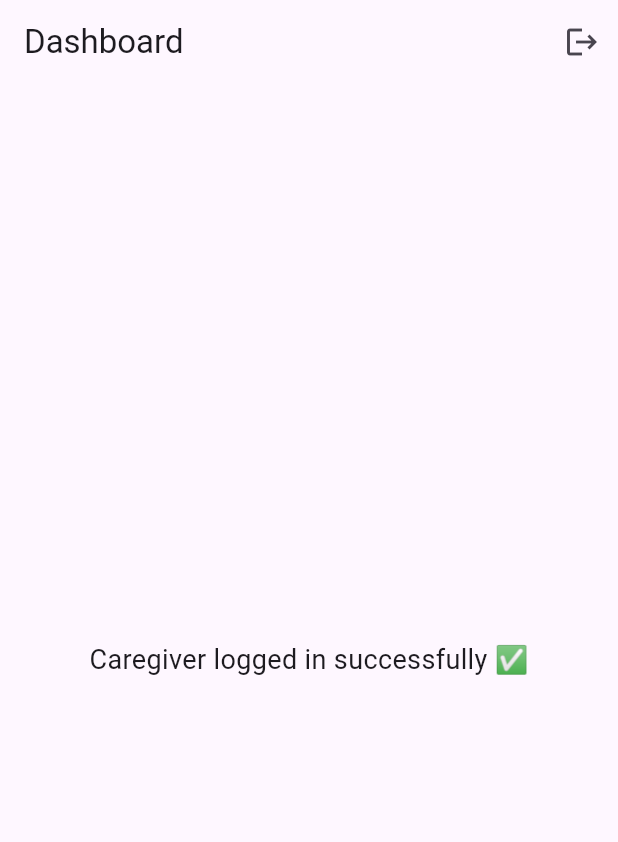
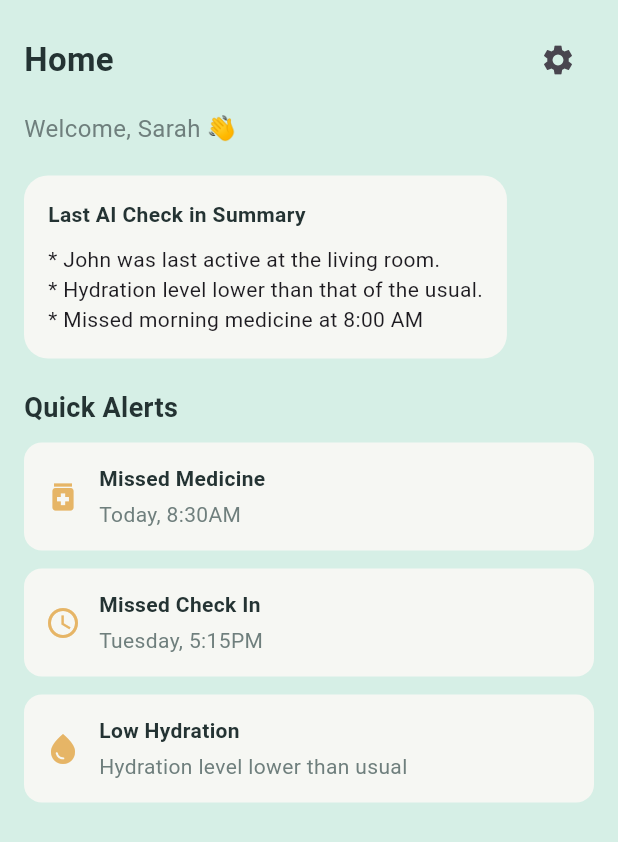
Before and after one commit to CGP-Group-31/Caregiver-mobile-app, a Flutter app: the DashboardScreen screen opened directly, on a phone screen of 412 x 824 dp. Shown: the top 842 px of the screen. Run offline on Flutter 3.47's test engine with Material 3 defaults, Android fonts, the phone set to English and light mode, and no system bars; our stand-ins replace device_info_plus, dio, flutter_secure_storage; accounts and stored records are empty.

Commit message:
Main Dashboard

```diff
--- a/lib/features/auth/login_screen.dart
+++ b/lib/features/auth/login_screen.dart
@@ -1,3 +1,4 @@
+import 'package:caregiver/features/dashboard/main_navigation_screen.dart';
 import 'package:flutter/material.dart';
 import '../../../core/session/session_manager.dart';
 import '../dashboard/dashboard_screen.dart';
@@ -54,7 +55,7 @@ class _LoginScreenState extends State<LoginScreen> {
 
       Navigator.pushReplacement(
         context,
-        MaterialPageRoute(builder: (_) => const DashboardScreen()),
+        MaterialPageRoute(builder: (_) => const MainNavigationScreen()),
       );
     } catch (e) {
       if (!mounted) return;
--- /dev/null
+++ b/lib/features/dashboard/app_colors.dart
@@ -0,0 +1,15 @@
+import 'package:flutter/material.dart';
+
+class AppColors {
+  static const primary = Color(0xFF2E7D7A);
+  static const background = Color(0xFFD6EFE6);
+  static const sectionBg = Color(0xFFBEE8DA);
+  static const containerBg = Color(0xFFF6F7F3);
+
+  static const textPrimary = Color(0xFF243333);
+  static const textSecondary = Color(0xFF6F7F7D);
+
+  static const warning = Color(0xFFE6B566);
+  static const sos = Color(0xFFC62828);
+  static const sosBg = Color(0xFFFBDADA);
+}
--- a/lib/features/dashboard/dashboard_screen.dart
+++ b/lib/features/dashboard/dashboard_screen.dart
@@ -1,6 +1,8 @@
 import 'package:flutter/material.dart';
 import '../../core/session/session_manager.dart';
 import '../auth/login_screen.dart';
+import '../dashboard/app_colors.dart';
+import '../dashboard/settings_screen.dart';
 
 class DashboardScreen extends StatelessWidget {
   const DashboardScreen({super.key});
@@ -20,21 +22,154 @@ class DashboardScreen extends StatelessWidget {
   @override
   Widget build(BuildContext context) {
     return Scaffold(
-      appBar: AppBar(
-        title: const Text("Dashboard"),
-        actions: [
-          IconButton(
-            icon: const Icon(Icons.logout),
-            onPressed: () => _logout(context),
-          )
-        ],
-      ),
-      body: const Center(
-        child: Text(
-          "Caregiver logged in successfully ✅",
-          style: TextStyle(fontSize: 18),
+      backgroundColor: AppColors.background,
+      body: SafeArea(
+        child: SingleChildScrollView(
+          padding: const EdgeInsets.all(16),
+          child: Column(
+            crossAxisAlignment: CrossAxisAlignment.start,
+            children: [
+
+              ///Header
+              Row(
+                mainAxisAlignment: MainAxisAlignment.spaceBetween,
+                children: [
+                  const Text(
+                    "Home",
+                    style: TextStyle(
+                      fontSize: 22,
+                      fontWeight: FontWeight.bold,
+                      color: AppColors.textPrimary,
+                    ),
+                  ),
+                  IconButton(
+                    icon: const Icon(Icons.settings),
+                    onPressed: () {
+                      Navigator.push(
+                        context,
+                        MaterialPageRoute(
+                          builder: (_) => const SettingsScreen(),
+                        ),
+                      );
+                    },
+                  ),
+                ],
+              ),
+
+              const SizedBox(height: 10),
+
+              const Text(
+                "Welcome, Sarah 👋",
+                style: TextStyle(
+                  fontSize: 16,
+                  color: AppColors.textSecondary,
+                ),
+              ),
+
+              const SizedBox(height: 20),
+
+              ///AI Summary check in part
+              Container(
+                padding: const EdgeInsets.all(16),
+                decoration: BoxDecoration(
+                  color: AppColors.containerBg,
+                  borderRadius: BorderRadius.circular(16),
+                ),
+                child: Column(
+                  crossAxisAlignment: CrossAxisAlignment.start,
+                  children: const [
+                    Text(
+                      "Last AI Check in Summary",
+                      style: TextStyle(
+                        fontWeight: FontWeight.bold,
+                        color: AppColors.textPrimary,
+                      ),
+                    ),
+
+                    SizedBox(height: 10),
+                    Text("* John was last active at the living room."),
+                    Text("* Hydration level lower than that of the usual."),
+                    Text("* Missed morning medicine at 8:00 AM"),
+                  ],
+                ),
+              ),
+
+              const SizedBox(height: 20),
+
+              ///Quick alerts
+              const Text(
+                "Quick Alerts",
+                style: TextStyle(
+                  fontSize: 18,
+                  fontWeight: FontWeight.bold,
+                  color: AppColors.textPrimary,
+                ),
+              ),
+
+              const SizedBox(height: 10),
+
+              _alertTile(
+                title: "Missed Medicine",
+                subtitle: "Today, 8:30AM",
+                icon: Icons.medication,
+                color: AppColors.warning,
+              ),
+
+              _alertTile(
+                title: "Missed Check In",
+                subtitle: "Tuesday, 5:15PM",
+                icon: Icons.access_time,
+                color: AppColors.warning,
+              ),
+
+              _alertTile(
+                title: "Low Hydration",
+                subtitle: "Hydration level lower than usual",
+                icon: Icons.water_drop,
+                color: AppColors.warning,
+              ),
+            ],
+          ),
         ),
       ),
     );
   }
+
+  Widget _alertTile({
+    required String title,
+    required String subtitle,
+    required IconData icon,
+    required Color color,
+  }) {
+    return Container(
+      margin: const EdgeInsets.only(bottom: 12),
+      padding: const EdgeInsets.all(14),
+      decoration: BoxDecoration(
+        color: AppColors.containerBg,
+        borderRadius: BorderRadius.circular(12),
+      ),
+      child: Row(
+        children: [
+          Icon(icon, color: color,),
+          const SizedBox(width: 12),
+          Expanded(
+            child: Column(
+              crossAxisAlignment: CrossAxisAlignment.start,
+              children: [
+                Text(title,
+                    style: const TextStyle(
+                        fontWeight: FontWeight.bold,
+                        color: AppColors.textPrimary)),
+                const SizedBox(height: 4),
+                Text(
+                  subtitle,
+                  style: const TextStyle(color: AppColors.textSecondary),
+                ),
+              ],
+            ),
+          ),
+        ],
+      ),
+    );
+  }
 }
```
Also changed, not shown: lib/features/dashboard/main_navigation_screen.dart (added, +77 -0 lines), lib/features/dashboard/settings_screen.dart (added, +51 -0 lines).
